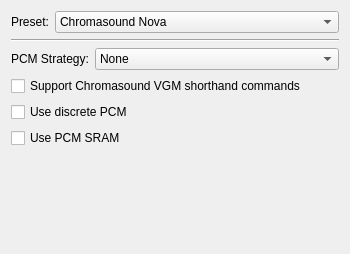
The window that dialogs/settings/profilesettingswidget.ui (nirjacobson/Chromasound-Studio) describes before a commit, drawn with Qt 5.
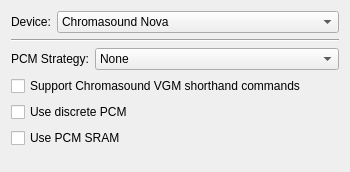
The same window after the commit.

Patch:
```diff
--- a/dialogs/settings/profilesettingswidget.ui
+++ b/dialogs/settings/profilesettingswidget.ui
@@ -7,7 +7,7 @@
     <x>0</x>
     <y>0</y>
     <width>350</width>
-    <height>254</height>
+    <height>172</height>
    </rect>
   </property>
   <property name="windowTitle">
@@ -19,7 +19,7 @@
      <item>
       <widget class="QLabel" name="presetLabel">
        <property name="text">
-        <string>Preset:</string>
+        <string>Device:</string>
        </property>
       </widget>
      </item>
```
Left out of the diff: 9 changed lines with no effect on the pictures.
